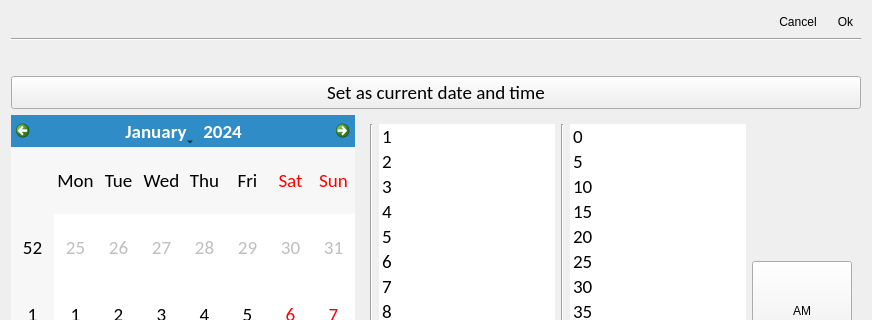
Before: the Qt Designer form src/roam/ui/ui_datatimerpicker.ui in roam-qgis/Roam, drawn with Qt 5; both pictures show x 0 to 872 and y 0 to 320 of the 872 by 624 pixel window.
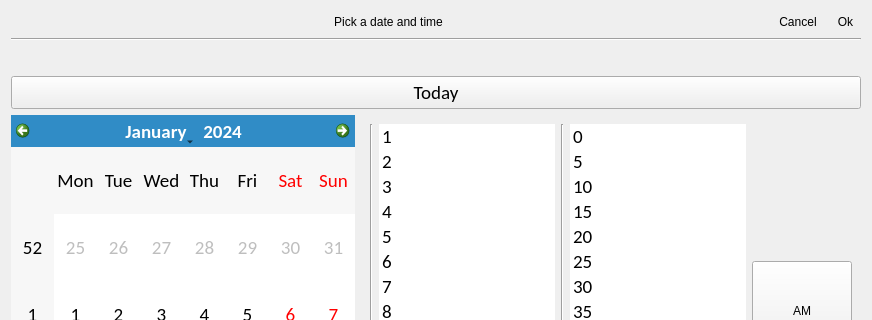
After: the same form once the commit is applied. Icons and pictures are not drawn.

Commit message: UI tweaks to date time picker

The edit to the form file:
```diff
--- a/src/roam/ui/ui_datatimerpicker.ui
+++ b/src/roam/ui/ui_datatimerpicker.ui
@@ -26,17 +26,17 @@
    <item row="0" column="0" colspan="2">
     <layout class="QHBoxLayout" name="horizontalLayout">
      <item>
-      <spacer name="horizontalSpacer">
-       <property name="orientation">
-        <enum>Qt::Horizontal</enum>
+      <widget class="QLabel" name="label_2">
+       <property name="text">
+        <string>Pick a date and time</string>
        </property>
-       <property name="sizeHint" stdset="0">
-        <size>
-         <width>40</width>
-         <height>20</height>
-        </size>
+       <property name="alignment">
+        <set>Qt::AlignCenter</set>
        </property>
-      </spacer>
+       <property name="headerlabel" stdset="0">
+        <bool>true</bool>
+       </property>
+      </widget>
      </item>
      <item>
       <widget class="QToolButton" name="closebutton">
@@ -133,7 +133,7 @@
       </font>
      </property>
      <property name="text">
-      <string>Set as current date and time</string>
+      <string>Today</string>
      </property>
     </widget>
    </item>
```
Left out of the diff: 35 changed lines with no effect on the pictures. The commit also changes 2 other files.
